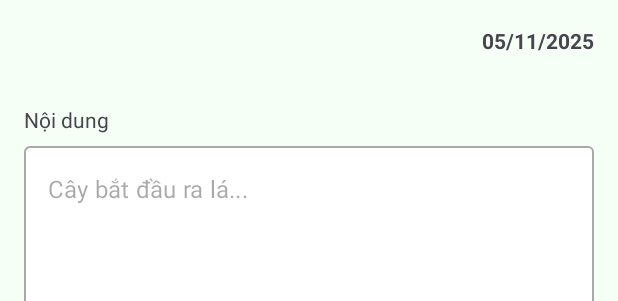
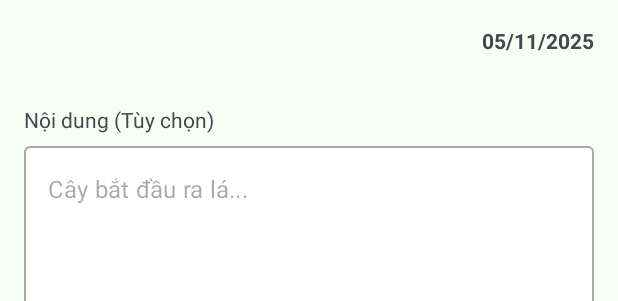
Before and after one commit to phuongnguyen1234/PlantCare, an Android app: the layout fragment_add_edit_journal.xml on its own in the app's theme, with its tools: preview values and no code run, on a phone screen of 412 x 824 dp. Shown: the top 301 px of the screen. Run offline under Robolectric (Android 15) with nearby library versions, the phone set to English and light mode, and no system bars.

Commit message:
added Optional labels to inputs

```diff
--- a/app/src/main/res/layout/fragment_add_edit_journal.xml
+++ b/app/src/main/res/layout/fragment_add_edit_journal.xml
@@ -66,7 +66,7 @@
                     android:layout_width="wrap_content"
                     android:layout_height="wrap_content"
                     android:layout_marginTop="16dp"
-                    android:text="Nội dung" />
+                    android:text="Nội dung (Tùy chọn)" />
 
                 <com.google.android.material.textfield.TextInputLayout
                     style="@style/Widget.MaterialComponents.TextInputLayout.OutlinedBox"
--- a/app/src/main/res/layout/fragment_add_edit_plant.xml
+++ b/app/src/main/res/layout/fragment_add_edit_plant.xml
@@ -388,7 +388,7 @@
                     android:layout_width="wrap_content"
                     android:layout_height="wrap_content"
                     android:layout_marginTop="16dp"
-                    android:text="Ghi chú" />
+                    android:text="Ghi chú (tùy chọn)" />
 
                 <com.google.android.material.textfield.TextInputLayout
                     style="@style/Widget.MaterialComponents.TextInputLayout.OutlinedBox"
```
